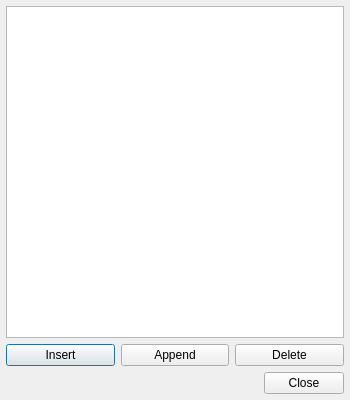
This is src/playingsequencedialog.ui in gitGNU/gnu_tutka as Qt 5 draws it before an edit. The edited form follows.
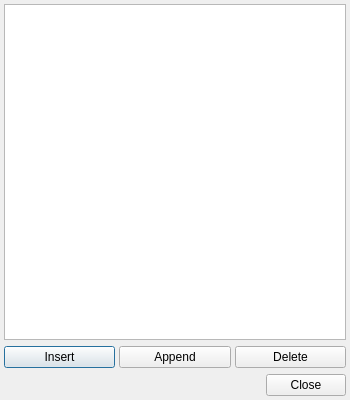
This is the edited form.

Diff of the .ui file:
```diff
--- a/src/playingsequencedialog.ui
+++ b/src/playingsequencedialog.ui
@@ -15,7 +15,7 @@
   </property>
   <layout class="QVBoxLayout" name="verticalLayout">
    <property name="margin">
-    <number>6</number>
+    <number>4</number>
    </property>
    <item>
     <widget class="QTableView" name="tableView">
@@ -51,7 +51,7 @@
    <item>
     <layout class="QHBoxLayout" name="horizontalLayout">
      <property name="spacing">
-      <number>6</number>
+      <number>4</number>
      </property>
      <item>
       <widget class="QPushButton" name="pushButtonInsert">
```
